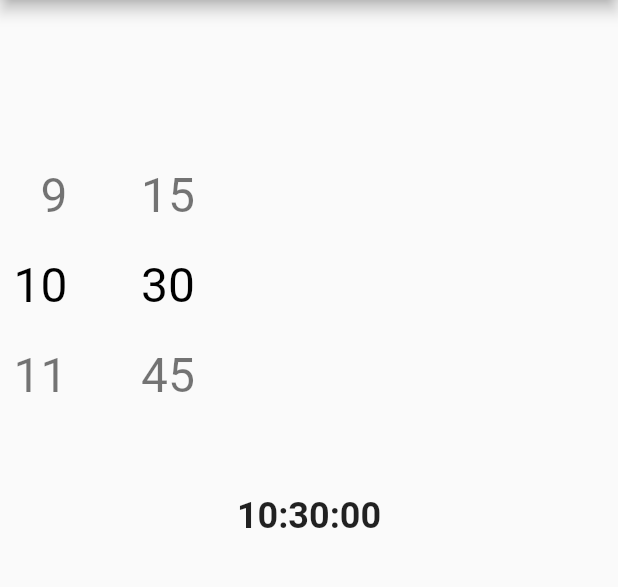
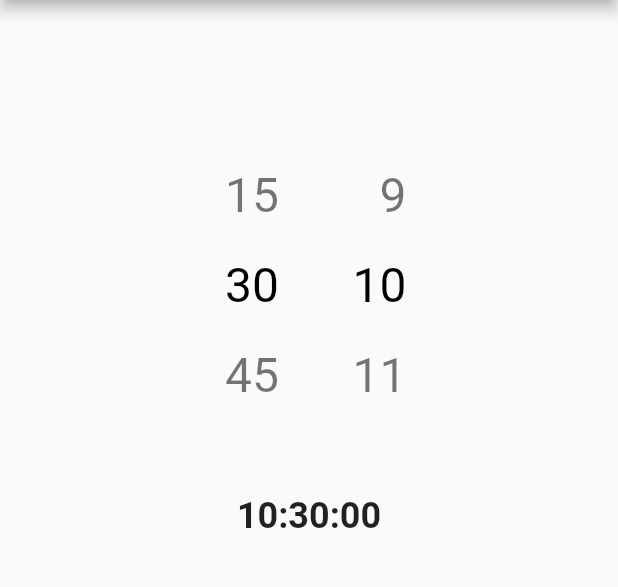
Before and after one commit to icemanbsi/flutter_time_picker_spinner, a Flutter app: the screen it shows after launch, on a phone screen of 412 x 824 dp, the part 84-671 px from its top. Run offline on Flutter 3.47's test engine with Material 2 defaults, Android fonts, the phone set to English and light mode, and no system bars.

Commit message:
adding localization (ar)

```diff
--- a/lib/flutter_time_picker_spinner.dart
+++ b/lib/flutter_time_picker_spinner.dart
@@ -295,8 +295,10 @@ class _TimePickerSpinnerState extends State<TimePickerSpinner> {
 
     return Row(
       crossAxisAlignment: CrossAxisAlignment.center,
-      mainAxisAlignment: widget.locale!.languageCode =="ar"? MainAxisAlignment.end : MainAxisAlignment.start,
+      mainAxisAlignment:  MainAxisAlignment.center,
       children: contents,
+      textDirection: widget.locale!.languageCode =="ar"? TextDirection.ltr:TextDirection.rtl,
+
     );
   }
 
```
